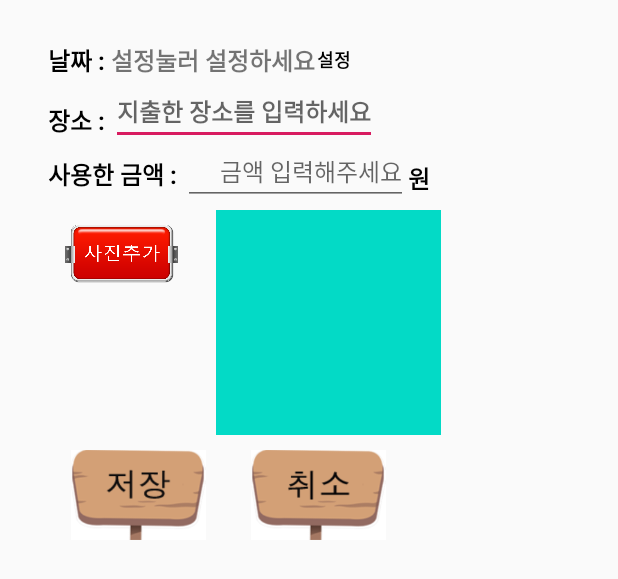
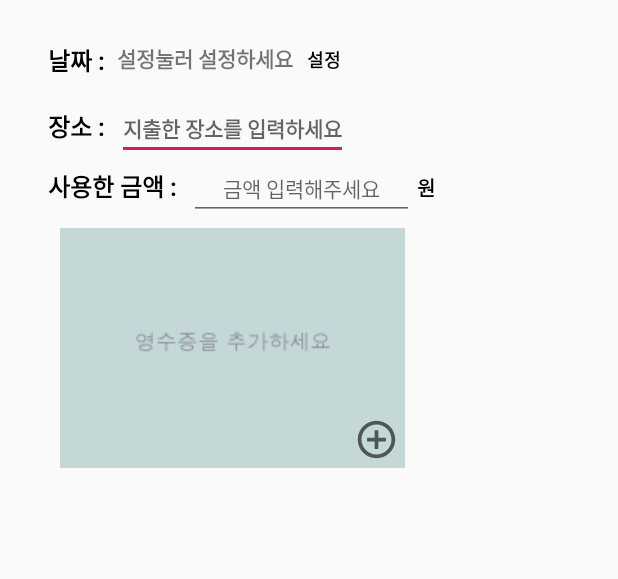
Before and after one commit to lsttsl2019/ProjectAccountBook, an Android app: the layout dialog_fragment1.xml on its own in the app's theme, with its tools: preview values and no code run, on a phone screen of 412 x 824 dp. Shown: the top 579 px of the screen. Run offline under Robolectric (Android 15) with nearby library versions, the phone set to English and light mode, and no system bars; Roboto replaces fonts that are not available here.

Commit message:
다이얼로그 2차완성 리스너 작업시작

```diff
--- a/app/src/main/res/drawable-v24/btn_can.xml
+++ /dev/null
@@ -1,6 +0,0 @@
-<?xml version="1.0" encoding="utf-8"?>
-<selector xmlns:android="http://schemas.android.com/apk/res/android">
-
-    <item android:state_pressed="false" android:drawable="@drawable/can_01"/>
-    <item android:state_pressed="true" android:drawable="@drawable/can_02"/>
-</selector>
--- /dev/null
+++ b/app/src/main/res/drawable/add_icon.xml
@@ -0,0 +1,6 @@
+<?xml version="1.0" encoding="utf-8"?>
+<selector xmlns:android="http://schemas.android.com/apk/res/android">
+
+    <item android:state_pressed="false" android:drawable="@drawable/imgadd_01"/>
+    <item android:state_pressed="true" android:drawable="@drawable/imgadd02"/>
+</selector>
--- a/app/src/main/res/drawable/btn_save.xml
+++ /dev/null
@@ -1,6 +0,0 @@
-<?xml version="1.0" encoding="utf-8"?>
-<selector xmlns:android="http://schemas.android.com/apk/res/android">
-
-    <item android:state_pressed="false" android:drawable="@drawable/save_01"/>
-    <item android:state_pressed="true" android:drawable="@drawable/save_02"/>
-</selector>
--- /dev/null
+++ b/app/src/main/res/drawable/imgadd02.xml
@@ -0,0 +1,5 @@
+<vector android:height="24dp" android:tint="#F6FAFF"
+    android:viewportHeight="24.0" android:viewportWidth="24.0"
+    android:width="24dp" xmlns:android="http://schemas.android.com/apk/res/android">
+    <path android:fillColor="#FF000000" android:pathData="M13,7h-2v4L7,11v2h4v4h2v-4h4v-2h-4L13,7zM12,2C6.48,2 2,6.48 2,12s4.48,10 10,10 10,-4.48 10,-10S17.52,2 12,2zM12,20c-4.41,0 -8,-3.59 -8,-8s3.59,-8 8,-8 8,3.59 8,8 -3.59,8 -8,8z"/>
+</vector>
--- /dev/null
+++ b/app/src/main/res/drawable/imgadd_01.xml
@@ -0,0 +1,9 @@
+<vector xmlns:android="http://schemas.android.com/apk/res/android"
+        android:width="24dp"
+        android:height="24dp"
+        android:viewportWidth="24.0"
+        android:viewportHeight="24.0">
+    <path
+        android:fillColor="#FF000000"
+        android:pathData="M13,7h-2v4L7,11v2h4v4h2v-4h4v-2h-4L13,7zM12,2C6.48,2 2,6.48 2,12s4.48,10 10,10 10,-4.48 10,-10S17.52,2 12,2zM12,20c-4.41,0 -8,-3.59 -8,-8s3.59,-8 8,-8 8,3.59 8,8 -3.59,8 -8,8z"/>
+</vector>
--- a/app/src/main/res/layout/dialog_fragment1.xml
+++ b/app/src/main/res/layout/dialog_fragment1.xml
@@ -12,6 +12,7 @@
         android:layout_height="wrap_content"
         android:text="날짜 : "
         android:textColor="#000"
+        android:layout_marginBottom="4dp"
         android:textSize="16dp"
         android:textStyle="bold"
         android:layout_marginLeft="16dp"
@@ -22,8 +23,10 @@
         android:layout_width="wrap_content"
         android:layout_height="wrap_content"
         android:text="설정눌러 설정하세요"
+        android:layout_marginLeft="4dp"
+        android:layout_marginRight="8dp"
         android:layout_toRightOf="@id/tv_day"
-        android:textSize="16dp"
+        android:textSize="14dp"
         android:layout_marginTop="12dp"
         android:textStyle="bold"/>
 
@@ -38,7 +41,8 @@
         android:text="설정"
         android:textColor="#000"
         android:textSize="12dp"
-        android:textStyle="bold" />
+        android:textStyle="bold"
+        android:onClick="clickDay"/>
 
     <TextView
         android:layout_marginTop="16dp"
@@ -46,6 +50,7 @@
         android:layout_width="wrap_content"
         android:layout_height="wrap_content"
         android:text="장소 : "
+        android:layout_marginBottom="4dp"
         android:textStyle="bold"
         android:textSize="16dp"
         android:textColor="#000"
@@ -56,8 +61,9 @@
         android:id="@+id/ed_inputplace"
         android:layout_width="wrap_content"
         android:layout_height="wrap_content"
-        android:textSize="16dp"
-        android:layout_below="@id/tv_day"
+        android:textSize="14dp"
+        android:layout_marginLeft="4dp"
+        android:layout_alignBaseline="@id/tv_place"
         android:layout_toRightOf="@id/tv_place"
         android:hint="지출한 장소를 입력하세요"
         android:textColor="#000"
@@ -83,61 +89,58 @@
         android:layout_width="150dp"
         android:layout_height="wrap_content"
         android:layout_toRightOf="@id/tv_money"
-        android:layout_below="@id/tv_place"
+        android:layout_alignBaseline="@id/tv_money"
         android:hint="금액 입력해주세요"
         android:inputType="number"
-        android:textSize="16dp"
-        android:gravity="right"/>
+        android:textSize="14dp"
+        android:layout_marginLeft="4dp"
+        android:layout_marginRight="2dp"
+        android:gravity="center"/>
 
     <TextView
         android:layout_width="wrap_content"
         android:layout_height="wrap_content"
         android:text="원"
-        android:layout_below="@id/ed_inputplace"
+        android:layout_alignBaseline="@id/tv_money"
         android:layout_toRightOf="@id/ed_money"
         android:layout_marginTop="10dp"
-        android:textSize="16dp"
+        android:textSize="13dp"
         android:textStyle="bold"
         android:textColor="#000"
         />
-    <ImageView
-        android:id="@+id/img_add"
-        android:layout_width="100dp"
-        android:layout_height="60dp"
-        android:layout_below="@id/tv_money"
-        android:layout_marginLeft="16dp"
-        android:layout_marginTop="12dp"
-        android:src="@drawable/imgadd"
 
-        />
+  <RelativeLayout
+
+      android:layout_width="230dp"
+      android:layout_height="160dp"
+      android:layout_below="@id/tv_money"
+      android:layout_marginLeft="24dp"
+      android:layout_marginTop="16dp"
+      >
+
+      <ImageView
+          android:layout_width="230dp"
+          android:layout_height="160dp"
+          android:src="@drawable/img_back01"
+          android:id="@+id/img_addbill"
+          />
+
+      <ImageView
+          android:id="@+id/btn_addbill"
+          android:layout_width="34dp"
+          android:layout_height="34dp"
+          android:src="@drawable/add_icon"
+          android:alpha="0.6"
+          android:layout_alignParentBottom="true"
+          android:layout_alignParentRight="true"
+          android:paddingRight="4dp"
+          android:paddingBottom="4dp"/>
 
 
-    <ImageView
-        android:id="@+id/img"
-        android:layout_width="150dp"
-        android:layout_height="150dp"
-        android:layout_below="@id/tv_money"
-        android:layout_marginLeft="12dp"
-        android:layout_marginTop="12dp"
-        android:layout_toRightOf="@id/img_add"
-        android:src="@color/Account" />
 
-    <ImageView
-        android:id="@+id/sava"
-        android:layout_width="120dp"
-        android:layout_height="60dp"
-        android:src="@drawable/btn_save"
-        android:layout_below="@id/img"
-        android:layout_marginLeft="16dp"
-        android:layout_marginTop="10dp"/>
-    <ImageView
-        android:layout_width="120dp"
-        android:layout_height="60dp"
-        android:src="@drawable/btn_can"
-        android:layout_below="@id/img"
-        android:layout_toRightOf="@id/sava"
-        android:layout_marginTop="10dp"
-        />
+  </RelativeLayout>
+
+
 
 
 
```
Also changed, not shown: app/src/main/java/com/isttis2019/projectaccountbook/Page1Fragment.java (+88 -5 lines), app/src/main/res/drawable/can_01.png (deleted), app/src/main/res/drawable/can_02.png (deleted), app/src/main/res/drawable/img_back01.png (added), app/src/main/res/drawable/imgadd.png (deleted), app/src/main/res/drawable/save_01.png (deleted), app/src/main/res/drawable/save_02.png (deleted).
